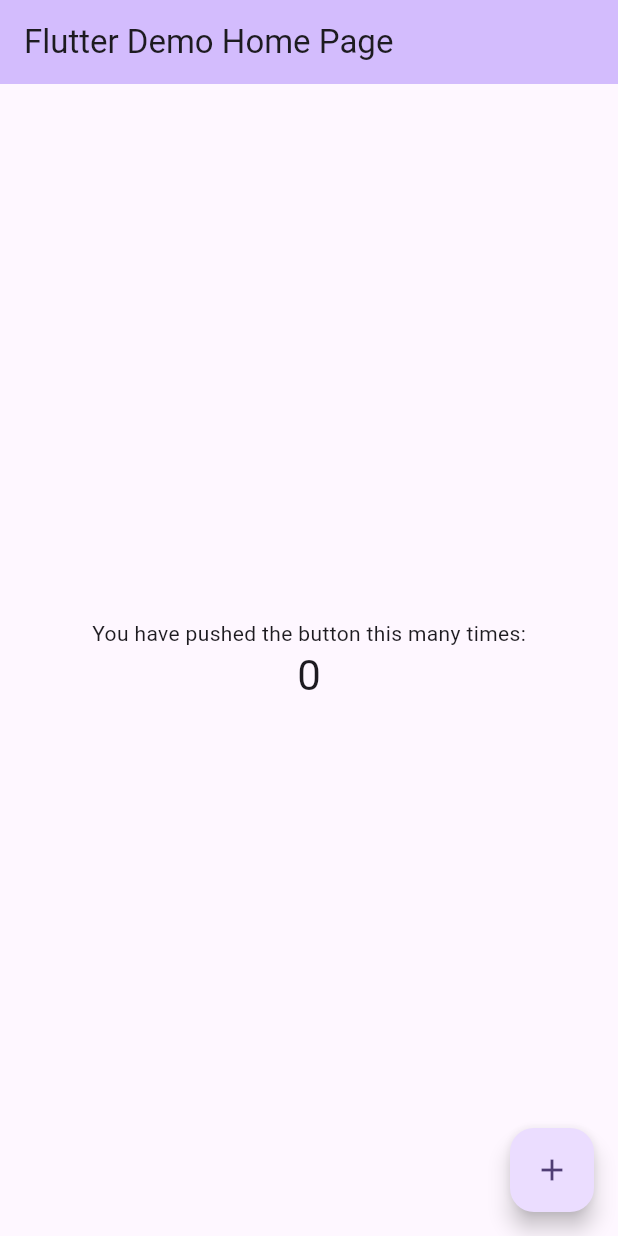
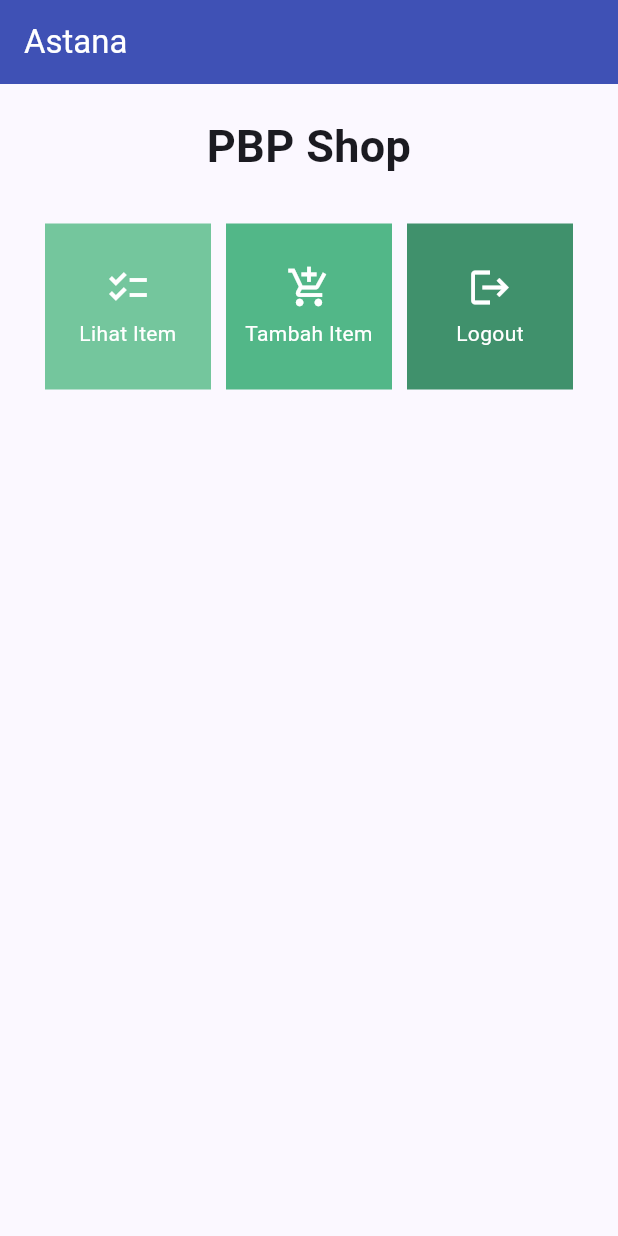
Before and after one commit to Pradiptaa/GoodsGallery, a Flutter app: the screen it shows after launch, on a phone screen of 412 x 824 dp. Run offline on Flutter 3.47's test engine with Material 2 defaults, Android fonts, the light colour scheme and no system bars.

Commit message:
Finished Assignment 1

```diff
--- a/lib/main.dart
+++ b/lib/main.dart
@@ -1,4 +1,5 @@
 import 'package:flutter/material.dart';
+import 'package:goodsgallery/menu.dart';
 
 void main() {
   runApp(const MyApp());
@@ -13,113 +14,10 @@
     return MaterialApp(
       title: 'Flutter Demo',
       theme: ThemeData(
-        // This is the theme of your application.
-        //
-        // TRY THIS: Try running your application with "flutter run". You'll see
-        // the application has a blue toolbar. Then, without quitting the app,
-        // try changing the seedColor in the colorScheme below to Colors.green
-        // and then invoke "hot reload" (save your changes or press the "hot
-        // reload" button in a Flutter-supported IDE, or press "r" if you used
-        // the command line to start the app).
-        //
-        // Notice that the counter didn't reset back to zero; the application
-        // state is not lost during the reload. To reset the state, use hot
-        // restart instead.
-        //
-        // This works for code too, not just values: Most code changes can be
-        // tested with just a hot reload.
-        colorScheme: ColorScheme.fromSeed(seedColor: Colors.deepPurple),
+        colorScheme: ColorScheme.fromSeed(seedColor: Colors.indigo),
         useMaterial3: true,
       ),
-      home: const MyHomePage(title: 'Flutter Demo Home Page'),
+      home: MyHomePage(),
     );
   }
 }
-
-class MyHomePage extends StatefulWidget {
-  const MyHomePage({super.key, required this.title});
-
-  // This widget is the home page of your application. It is stateful, meaning
-  // that it has a State object (defined below) that contains fields that affect
-  // how it looks.
-
-  // This class is the configuration for the state. It holds the values (in this
-  // case the title) provided by the parent (in this case the App widget) and
-  // used by the build method of the State. Fields in a Widget subclass are
-  // always marked "final".
-
-  final String title;
-
-  @override
-  State<MyHomePage> createState() => _MyHomePageState();
-}
-
-class _MyHomePageState extends State<MyHomePage> {
-  int _counter = 0;
-
-  void _incrementCounter() {
-    setState(() {
-      // This call to setState tells the Flutter framework that something has
-      // changed in this State, which causes it to rerun the build method below
-      // so that the display can reflect the updated values. If we changed
-      // _counter without calling setState(), then the build method would not be
-      // called again, and so nothing would appear to happen.
-      _counter++;
-    });
-  }
-
-  @override
-  Widget build(BuildContext context) {
-    // This method is rerun every time setState is called, for instance as done
-    // by the _incrementCounter method above.
-    //
-    // The Flutter framework has been optimized to make rerunning build methods
-    // fast, so that you can just rebuild anything that needs updating rather
-    // than having to individually change instances of widgets.
-    return Scaffold(
-      appBar: AppBar(
-        // TRY THIS: Try changing the color here to a specific color (to
-        // Colors.amber, perhaps?) and trigger a hot reload to see the AppBar
-        // change color while the other colors stay the same.
-        backgroundColor: Theme.of(context).colorScheme.inversePrimary,
-        // Here we take the value from the MyHomePage object that was created by
-        // the App.build method, and use it to set our appbar title.
-        title: Text(widget.title),
-      ),
-      body: Center(
-        // Center is a layout widget. It takes a single child and positions it
-        // in the middle of the parent.
-        child: Column(
-          // Column is also a layout widget. It takes a list of children and
-          // arranges them vertically. By default, it sizes itself to fit its
-          // children horizontally, and tries to be as tall as its parent.
-          //
-          // Column has various properties to control how it sizes itself and
-          // how it positions its children. Here we use mainAxisAlignment to
-          // center the children vertically; the main axis here is the vertical
-          // axis because Columns are vertical (the cross axis would be
-          // horizontal).
-          //
-          // TRY THIS: Invoke "debug painting" (choose the "Toggle Debug Paint"
-          // action in the IDE, or press "p" in the console), to see the
-          // wireframe for each widget.
-          mainAxisAlignment: MainAxisAlignment.center,
-          children: <Widget>[
-            const Text(
-              'You have pushed the button this many times:',
-            ),
-            Text(
-              '$_counter',
-              style: Theme.of(context).textTheme.headlineMedium,
-            ),
-          ],
-        ),
-      ),
-      floatingActionButton: FloatingActionButton(
-        onPressed: _incrementCounter,
-        tooltip: 'Increment',
-        child: const Icon(Icons.add),
-      ), // This trailing comma makes auto-formatting nicer for build methods.
-    );
-  }
-}
--- /dev/null
+++ b/lib/menu.dart
@@ -0,0 +1,114 @@
+import 'package:flutter/material.dart';
+
+class ShopItem {
+  final String name;
+  final IconData icon;
+  final Color color;
+
+  ShopItem(this.name, this.icon, this.color);
+}
+
+
+
+class ShopCard extends StatelessWidget {
+  final ShopItem item;
+
+  const ShopCard(this.item, {super.key});
+
+  @override
+  Widget build(BuildContext context) {
+    return Material(
+      color: item.color, // Use the specified color
+      child: InkWell(
+        onTap: () {
+          ScaffoldMessenger.of(context)
+            ..hideCurrentSnackBar()
+            ..showSnackBar(SnackBar(
+              content: Text("Kamu telah menekan tombol ${item.name}!"),
+            ));
+        },
+        child: Container(
+          padding: const EdgeInsets.all(8),
+          child: Center(
+            child: Column(
+              mainAxisAlignment: MainAxisAlignment.center,
+              children: [
+                Icon(
+                  item.icon,
+                  color: Colors.white,
+                  size: 30.0,
+                ),
+                const Padding(padding: EdgeInsets.all(3)),
+                Text(
+                  item.name,
+                  textAlign: TextAlign.center,
+                  style: const TextStyle(color: Colors.white),
+                ),
+              ],
+            ),
+          ),
+        ),
+      ),
+    );
+  }
+}
+
+class MyHomePage extends StatelessWidget {
+    MyHomePage({Key? key}) : super(key: key);
+
+final List<ShopItem> items = [
+  ShopItem("Lihat Item", Icons.checklist, const Color(0xFF74C69D)),
+  ShopItem("Tambah Item", Icons.add_shopping_cart, const Color(0xFF52B788)),
+  ShopItem("Logout", Icons.logout, const Color(0xFF40916C)),
+];
+
+    @override
+    Widget build(BuildContext context) {
+        return Scaffold(
+      appBar: AppBar(
+        title: const Text(
+          'Astana',
+        ),
+        backgroundColor: Colors.indigo,
+        foregroundColor: Colors.white,
+      ),
+      body: SingleChildScrollView(
+        // Widget wrapper yang dapat discroll
+        child: Padding(
+          padding: const EdgeInsets.all(10.0), // Set padding dari halaman
+          child: Column(
+            // Widget untuk menampilkan children secara vertikal
+            children: <Widget>[
+              const Padding(
+                padding: EdgeInsets.only(top: 10.0, bottom: 10.0),
+                // Widget Text untuk menampilkan tulisan dengan alignment center dan style yang sesuai
+                child: Text(
+                  'PBP Shop', // Text yang menandakan toko
+                  textAlign: TextAlign.center,
+                  style: TextStyle(
+                    fontSize: 30,
+                    fontWeight: FontWeight.bold,
+                  ),
+                ),
+              ),
+              // Grid layout
+              GridView.count(
+                // Container pada card kita.
+                primary: true,
+                padding: const EdgeInsets.all(20),
+                crossAxisSpacing: 10,
+                mainAxisSpacing: 10,
+                crossAxisCount: 3,
+                shrinkWrap: true,
+                children: items.map((ShopItem item) {
+                  // Iterasi untuk setiap item
+                  return ShopCard(item);
+                }).toList(),
+              ),
+            ],
+          ),
+        ),
+      ),
+    );
+  }
+}
```
